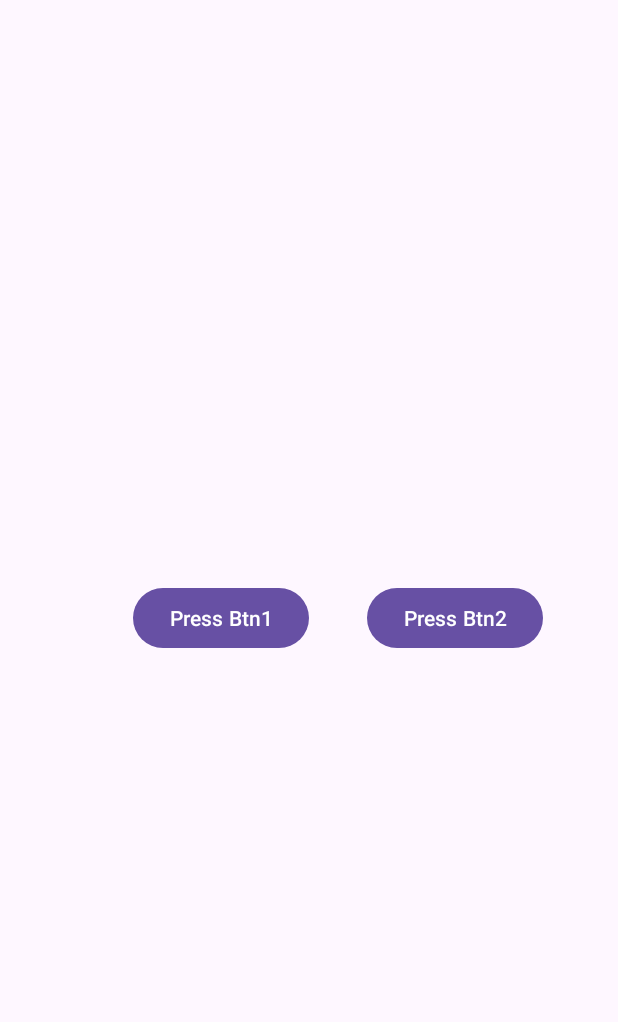
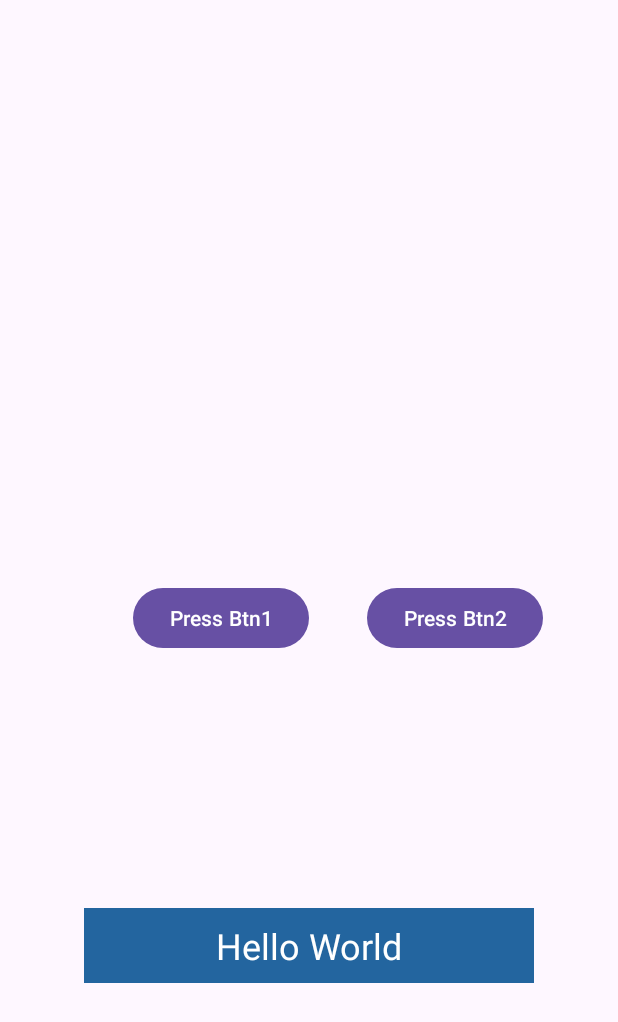
Before and after one commit to krenevych/MyFirstApp, an Android app: the screen it shows after launch (MainActivity), after a tap on "Press Btn1", on a phone screen of 412 x 824 dp. Shown: the top 1022 px of the screen. Run offline under Robolectric (Android 15) with nearby library versions, the phone set to English and light mode, and no system bars.

Commit message:
Click listener for text view

```diff
--- a/app/src/main/java/com/example/myfirstapp/MainActivity.kt
+++ b/app/src/main/java/com/example/myfirstapp/MainActivity.kt
@@ -4,7 +4,6 @@ import androidx.appcompat.app.AppCompatActivity
 import android.os.Bundle
 import android.view.View
 import android.widget.Button
-import android.widget.EditText
 import android.widget.TextView
 import android.widget.Toast
 
@@ -12,12 +11,18 @@ class MainActivity : AppCompatActivity() {
 
     private lateinit var button1: Button
     private lateinit var button2: Button
+    private lateinit var textView: TextView
+
 
 
     private inner class CustomOnClickListener : View.OnClickListener {
         override fun onClick(view: View?) {
             view?.let {
                 if (it is Button) {
+                    val toast = Toast.makeText(this@MainActivity, it.text.toString(), Toast.LENGTH_SHORT)
+                    toast.show()
+                }
+                if (it is TextView) {
                     val toast = Toast.makeText(this@MainActivity, it.text.toString(), Toast.LENGTH_SHORT)
                     toast.show()
                 }
@@ -33,9 +38,11 @@ class MainActivity : AppCompatActivity() {
 
         button1 = findViewById(R.id.button1)
         button2 = findViewById(R.id.button2)
+        textView = findViewById(R.id.textView1)
 
         button1.setOnClickListener(clickListener)
         button2.setOnClickListener(clickListener)
+        textView.setOnClickListener(clickListener)
 
     }
 }
--- a/app/src/main/res/layout/activity_main.xml
+++ b/app/src/main/res/layout/activity_main.xml
@@ -31,5 +31,20 @@
         app:layout_constraintTop_toTopOf="parent"
         app:layout_constraintVertical_bias="0.5" />
 
+    <TextView
+        android:id="@+id/textView1"
+        android:layout_width="300dp"
+        android:layout_height="50dp"
+        android:background="#23659F"
+        android:gravity="center"
+        android:text="Hello World"
+        android:textColor="#FFFFFF"
+        android:textSize="24sp"
+        app:layout_constraintBottom_toBottomOf="parent"
+        app:layout_constraintEnd_toEndOf="parent"
+        app:layout_constraintHorizontal_bias="0.5"
+        app:layout_constraintStart_toStartOf="parent"
+        app:layout_constraintTop_toBottomOf="@+id/button1" />
+
 
 </androidx.constraintlayout.widget.ConstraintLayout>
```
